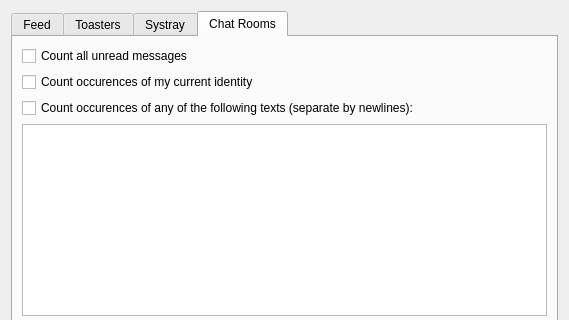
Above: retroshare-gui/src/gui/settings/NotifyPage.ui from RetroShare/RetroShare before the change; both pictures show x 0 to 569 and y 0 to 320 of the 569 by 512 pixel window. Below: the same form after it.
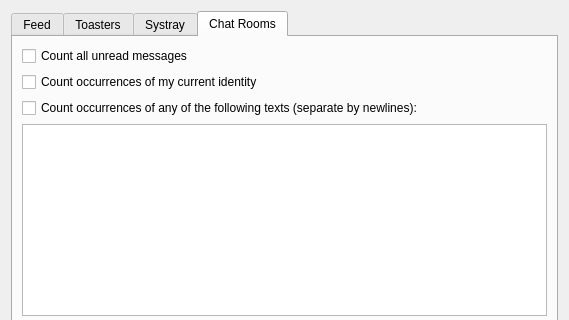
That is the form after the change. The open tabs and pages were chosen to show the change.

Diff of the .ui file:
```diff
--- a/retroshare-gui/src/gui/settings/NotifyPage.ui
+++ b/retroshare-gui/src/gui/settings/NotifyPage.ui
@@ -451,14 +451,14 @@
        <item>
         <widget class="QCheckBox" name="chatLobbies_CheckNickName">
          <property name="text">
-          <string>Count occurences of my current identity</string>
+          <string>Count occurrences of my current identity</string>
          </property>
         </widget>
        </item>
        <item>
         <widget class="QCheckBox" name="chatLobbies_CountFollowingText">
          <property name="text">
-          <string>Count occurences of any of the following texts (separate by newlines):</string>
+          <string>Count occurrences of any of the following texts (separate by newlines):</string>
          </property>
         </widget>
        </item>
```
Left out of the diff: 2 changed lines with no effect on the pictures.
